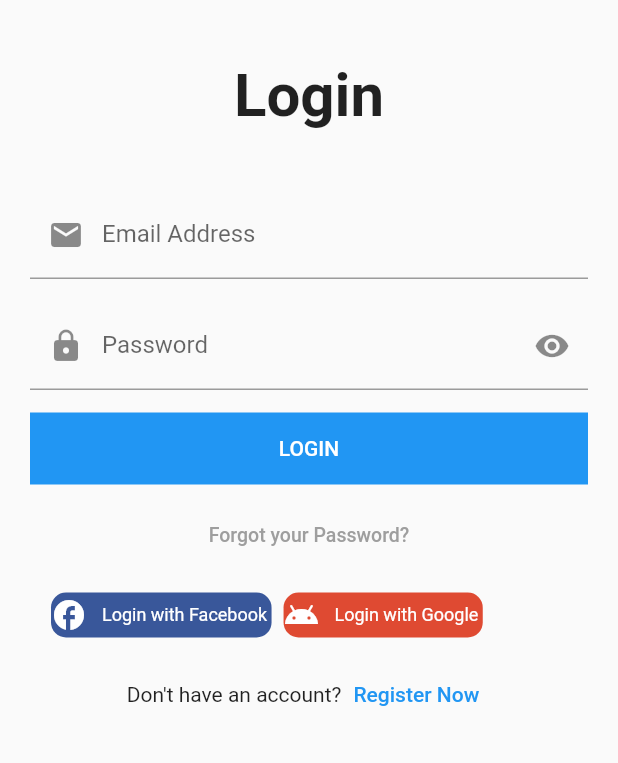
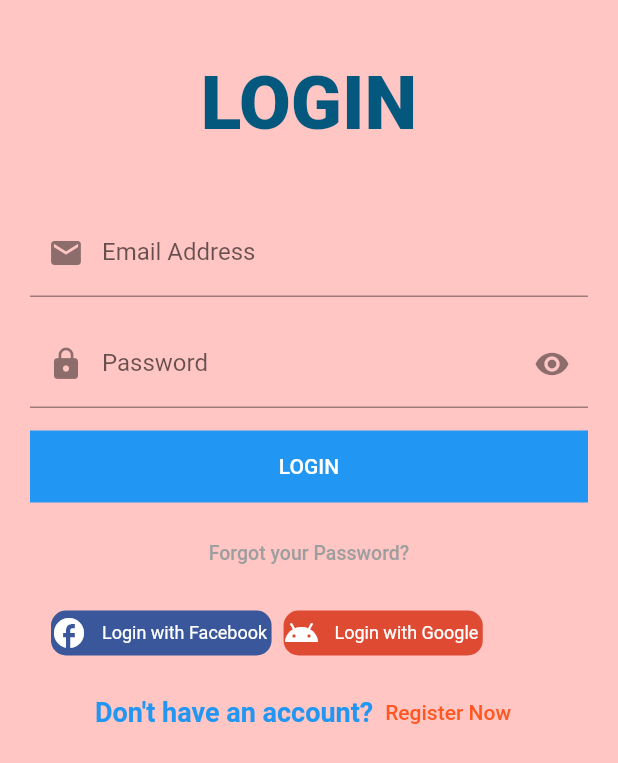
Before and after one commit to nadahanii/Int-Hire_GP, a Flutter app: the LoginScreen screen opened by its route, on a phone screen of 412 x 824 dp. Shown: the top 763 px of the screen. Run offline on Flutter 3.47's test engine with Material 2 defaults, Android fonts, the light colour scheme and no system bars; our stand-ins replace csv, font_awesome_flutter, google_fonts, shared_preferences; accounts and stored records are empty.

Commit message:
updating login with theme

```diff
--- a/lib/main.dart
+++ b/lib/main.dart
@@ -1,5 +1,6 @@
 
 import 'package:flutter/material.dart';
+import 'package:history_feature/models/GlobalTheme.dart';
 import 'package:history_feature/providers/auth.dart';
 import 'package:history_feature/providers/jobs.dart';
 import 'package:history_feature/screens/add_test.dart';
@@ -15,11 +16,13 @@ import 'package:history_feature/screens/splash_screen.dart';
 import 'package:history_feature/screens/profile_screen.dart';
 import 'package:provider/provider.dart';
 import 'package:history_feature/screens/Login_Screen.dart';
+import 'package:history_feature/models/GlobalTheme.dart';
 
 import 'screens/HistoryHomePage.dart';
 
 void main() {
   runApp(MultiProvider(providers: [
+    ChangeNotifierProvider(create: (_) => GlobalTheme()),
     ChangeNotifierProvider(create: (_) => Auth()),
     ChangeNotifierProvider(
       create: (BuildContext context) {
@@ -34,15 +37,13 @@ class MyApp extends StatelessWidget {
   @override
   Widget build(BuildContext context) {
     final ThemeData theme = ThemeData();
+    final ThemeData globalTheme = Provider.of<GlobalTheme>(context).globalTheme;
     return Consumer<Auth>(
       builder: (ctx, auth, _) => MaterialApp(
           debugShowCheckedModeBanner: false,
           title: 'Int-Hire',
-          theme: theme.copyWith(
-            primaryColor: Color(0xFFc7e6ff),
-            colorScheme: theme.colorScheme.copyWith(secondary: Color(0xFFc7e6ff)),
-          ),
-          home: JobView(),/*auth.isAuth
+          theme: globalTheme,
+          home: auth.isAuth
               ? JobView()
               : FutureBuilder(
             future: auth.tryAutoLogin(),
@@ -50,10 +51,12 @@ class MyApp extends StatelessWidget {
             authResultSnapshot.connectionState ==
                 ConnectionState.waiting
                 ? SplashScreen()
-                : JobView(),
-          ),*/
+                : LoginScreen(
+              loginTheme: globalTheme,
+            ),
+          ),
           routes: {
-            LoginScreen.routeName: (ctx) => LoginScreen(),
+            LoginScreen.routeName: (ctx) => LoginScreen(loginTheme: globalTheme,),
             SplashScreen.routeName: (ctx) => SplashScreen(),
             RegisterScreen.routeName: (ctx) => RegisterScreen(),
             JobView.routeName: (ctx) => JobView(),
--- /dev/null
+++ b/lib/models/GlobalTheme.dart
@@ -0,0 +1,52 @@
+import 'dart:ui';
+
+import 'package:flutter/material.dart';
+import 'package:google_fonts/google_fonts.dart';
+
+class GlobalTheme with ChangeNotifier {
+  final globalTheme = ThemeData(
+    primarySwatch: Colors.deepOrange,
+    textTheme: const TextTheme(
+      headlineLarge: TextStyle(
+        fontWeight: FontWeight.w900,
+        color: Color.fromRGBO(4, 88, 125,4),
+        fontSize: 50
+      ),
+      bodyText2: TextStyle(
+        color: Colors.blue,
+        fontSize: 18,
+        fontWeight: FontWeight.bold,
+      ),
+      caption: TextStyle(
+        fontSize: 16,
+        fontWeight: FontWeight.bold,
+        fontStyle: FontStyle.italic,
+      ),
+      headline1: TextStyle(
+        color: Colors.deepPurple,
+        fontSize: 50,
+        fontFamily: 'Allison',
+      ),
+      headline2: TextStyle(
+        color: Colors.deepOrange,
+        fontSize: 30,
+        fontWeight: FontWeight.bold,
+      ),
+    ),
+    appBarTheme: const AppBarTheme(
+      backgroundColor: Colors.amber,
+      // This will control the "back" icon
+      iconTheme: IconThemeData(color: Colors.red),
+      // This will control action icon buttons that locates on the right
+      actionsIconTheme: IconThemeData(color: Colors.blue),
+      centerTitle: false,
+      elevation: 15,
+      titleTextStyle: TextStyle(
+        color: Colors.deepPurple,
+        fontWeight: FontWeight.bold,
+        fontFamily: 'Allison',
+        fontSize: 40,
+      ),
+    ),
+  );
+}
--- a/lib/screens/Login_Screen.dart
+++ b/lib/screens/Login_Screen.dart
@@ -1,7 +1,10 @@
 import 'package:flutter/material.dart';
+import 'package:google_fonts/google_fonts.dart';
 
 class LoginScreen extends StatefulWidget {
-  LoginScreen({Key? key}) : super(key: key);
+
+  final ThemeData loginTheme;
+  LoginScreen({Key? key, required this.loginTheme}) : super(key: key);
   static const routeName = '/Login_Screen';
 
   @override
@@ -48,6 +51,7 @@ class _LoginScreenState extends State<LoginScreen> {
   @override
   Widget build(BuildContext context) {
     return Scaffold(
+        backgroundColor: Color.fromRGBO(255, 198, 196,2),
       //appBar: AppBar(),
         body: Padding(
             padding: const EdgeInsets.all(20.0),
@@ -60,11 +64,8 @@ class _LoginScreenState extends State<LoginScreen> {
                       SizedBox(
                               height: 20.0, ),
                       Text(
-                        'Login',
-                        style: TextStyle(
-                          fontSize: 40.0,
-                          fontWeight: FontWeight.bold,
-                        ),
+                        'LOGIN',
+                        style: GoogleFonts.secularOne(fontSize: 50 , fontWeight: FontWeight.w800, color: Color.fromRGBO(4, 88, 125,4))
                       ),
                       SizedBox(
                         height: 40.0,
--- a/pubspec.yaml
+++ b/pubspec.yaml
@@ -28,6 +28,7 @@ dependencies:
   font_awesome_flutter: ^10.0.0
   http: ^0.13.4
   shared_preferences: ^2.0.15
+  google_fonts: ^3.0.1
 
   # The following adds the Cupertino Icons font to your application.
   # Use with the CupertinoIcons class for iOS style icons.
```
Also changed, not shown: pubspec.lock.
